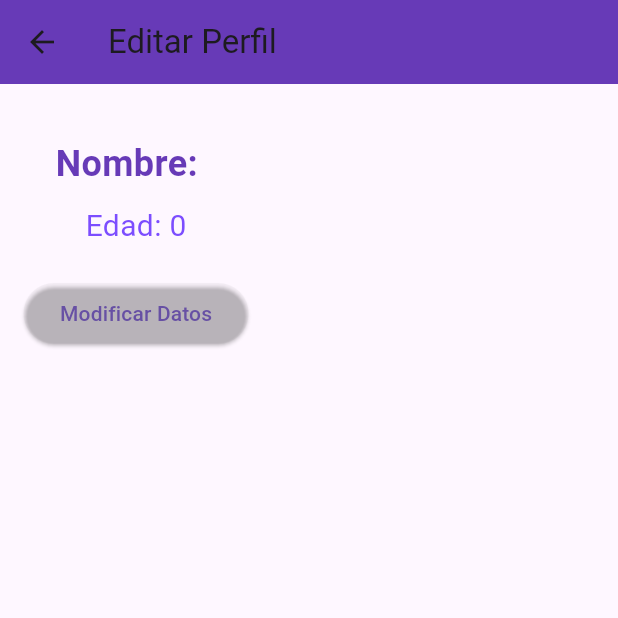
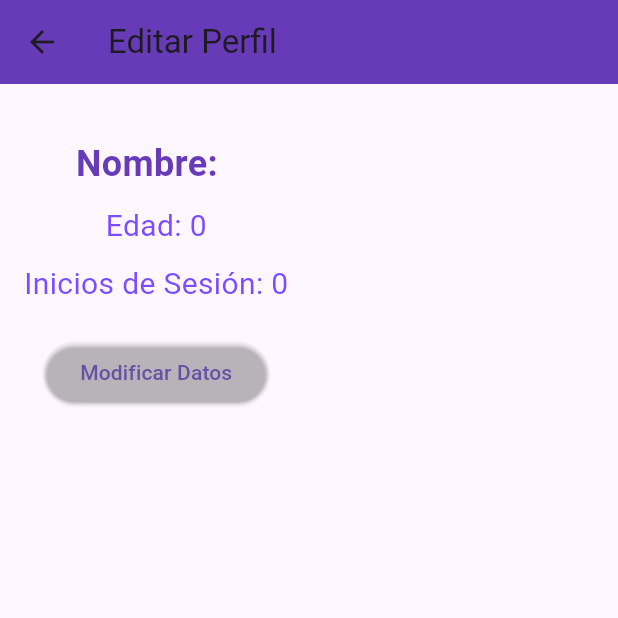
Before and after one commit to CharLyModZz288/trabajoFinal, a Flutter app: the Editarperfil screen opened directly, on a phone screen of 412 x 824 dp, the top half of it. Run offline on Flutter 3.47's test engine with Material 3 defaults, Android fonts, the phone set to English and light mode, and no system bars; our stand-ins replace cloud_firestore, firebase_auth, firebase_core, firebase_storage, geolocator, google_maps_flutter and 2 more; accounts and stored records are empty; statements that could not run were skipped.

Commit message:
Añadidos las veces que un usuario ha iniciado sesion

```diff
--- a/lib/FirebaseObjects/FbUsuario.dart
+++ b/lib/FirebaseObjects/FbUsuario.dart
@@ -5,13 +5,14 @@ class FbUsuario{
    String nombre;
    int edad;
    String shint;
+   int loginCount;
    //GeoPoint geoloc;
 
   FbUsuario ({
     required this.nombre,
     required this.edad,
     required this.shint,
-    //required this.geoloc,
+    required this.loginCount,
   });
 
   factory FbUsuario.fromFirestore(
@@ -23,6 +24,7 @@ class FbUsuario{
         shint: data?['shint'] != null ? data!['shint'] : "",
         nombre: data?['nombre'] != null ? data!['nombre'] : "",
         edad: data?['edad'] != null ? data!['edad'] : 0,
+        loginCount: data?['loginCount'] != null ? data!['loginCount'] : 0,
         //geoloc:data?['geoloc'] != null ? data!['geoloc'] : GeoPoint(0, 0)
     );
   }
@@ -32,6 +34,7 @@ class FbUsuario{
       if (nombre != null) "nombre": nombre,
       if (edad != null) "edad": edad,
       if (shint != null) "shint": shint,
+      if (loginCount != null) "loginCount": loginCount
       //if (geoloc != null) "geoloc": geoloc,
     };
   }
--- a/lib/Home/Editarperfil.dart
+++ b/lib/Home/Editarperfil.dart
@@ -22,6 +22,7 @@ class _EditarperfilState extends State<Editarperfil> {
   String nombre = " ";
   int edad = 0;
   String imagen = " ";
+  int loginCount = 0;
   ImagePicker _picker = ImagePicker();
   File _imagePreview = File("");
 
@@ -36,6 +37,7 @@ class _EditarperfilState extends State<Editarperfil> {
     setState(() {
       nombre = usuario.nombre;
       edad = usuario.edad;
+      loginCount = usuario.loginCount;  // Asumiendo que FbUsuario tiene un campo loginCount
     });
   }
 
@@ -111,6 +113,14 @@ class _EditarperfilState extends State<Editarperfil> {
                   color: Colors.deepPurpleAccent,
                 ),
               ),
+              SizedBox(height: 10),
+              Text(
+                "Inicios de Sesión: $loginCount",
+                style: TextStyle(
+                  fontSize: 20,
+                  color: Colors.deepPurpleAccent,
+                ),
+              ),
               SizedBox(height: 20),
               ElevatedButton(
                 onPressed: () {
@@ -157,7 +167,7 @@ class _EditarperfilState extends State<Editarperfil> {
                               if (_imagePreview.existsSync()) {
                                 imagen = await setearUrlImagen();
                               }
-                              await conexion.fbadmin.updateUserData(nombre, edad, imagen);
+                              await conexion.fbadmin.updateUserData(nombre, edad, imagen,loginCount);
                               await cargarUsuario();
                               setState(() {});
                             },
--- a/lib/onBoarding/PerfilView.dart
+++ b/lib/onBoarding/PerfilView.dart
@@ -34,7 +34,7 @@ class _PerfilViewState extends State<PerfilView> {
 
     String imageUrl = await setearUrlImagen();
     print(imageUrl);
-    conexion.fbadmin.anadirUsuario(tecNombre.text, int.parse(tecEdad.text), imageUrl,);
+    conexion.fbadmin.anadirUsuario(tecNombre.text, int.parse(tecEdad.text), imageUrl,0);
     Navigator.of(_context).popAndPushNamed("/homeview");
   }
 
```
Also changed, not shown: lib/Singletone/DataHolder.dart (+37 -31 lines), lib/Singletone/FirebaseAdmin.dart (+4 -4 lines), lib/onBoarding/LoginView.dart (+20 -29 lines).
